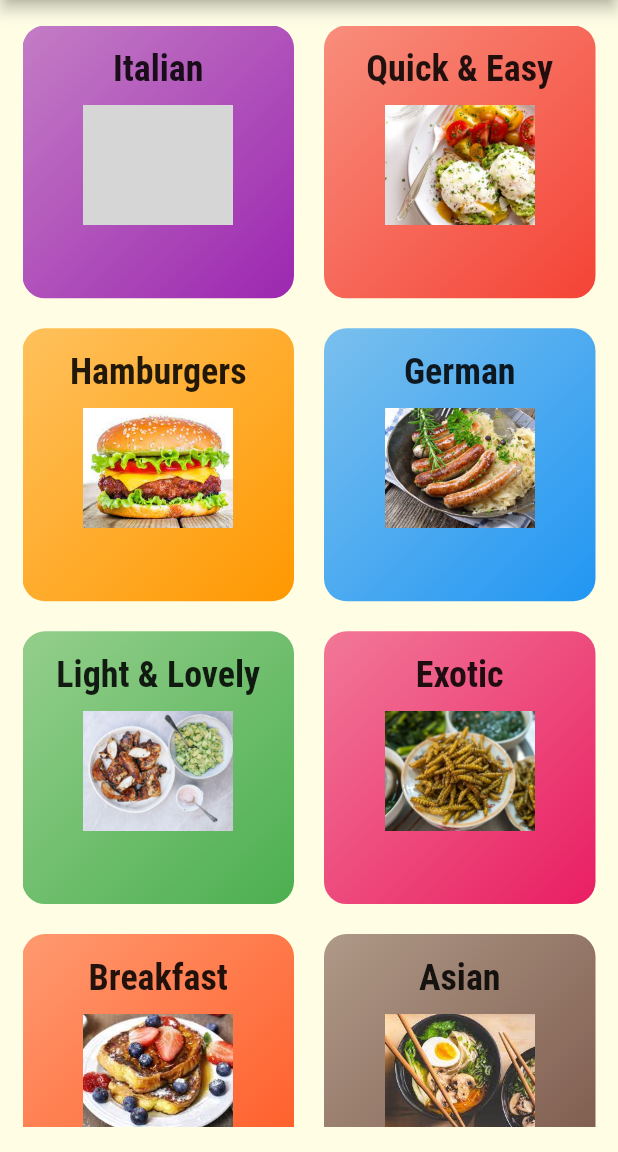
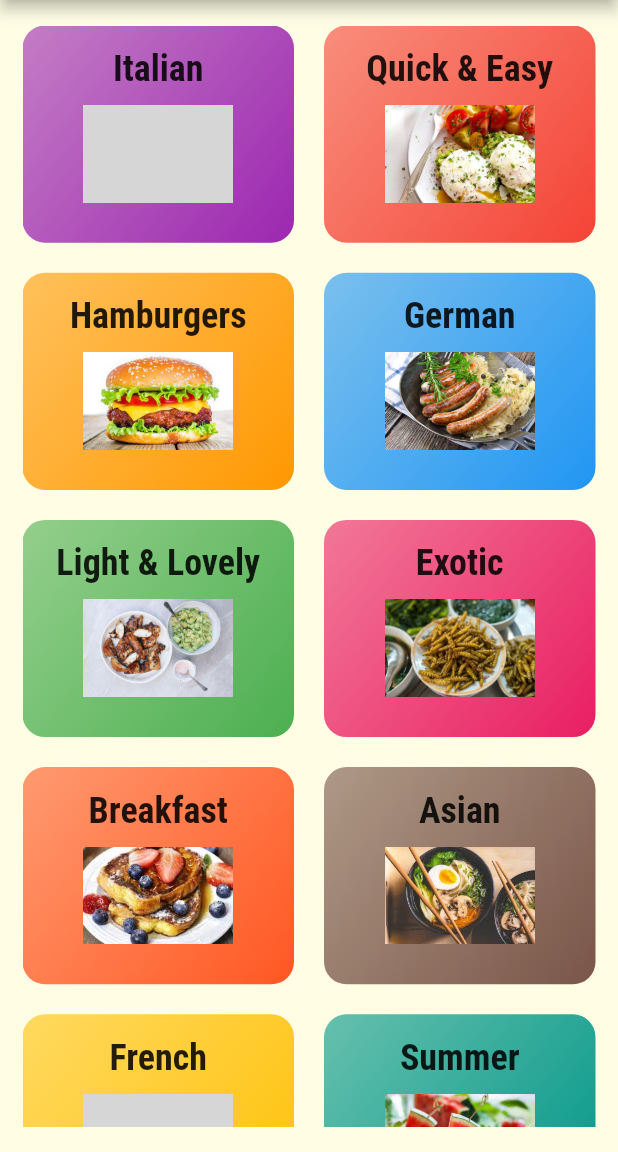
Before and after one commit to agrawalkunal2001/Meal_Dash, a Flutter app: the screen it shows after launch, on a phone screen of 412 x 824 dp, the part 84-1236 px from its top. Run offline on Flutter 3.47's test engine with Material 2 defaults, Android fonts, the phone set to English and light mode, and no system bars; grey boxes are pictures that could not be loaded.

Commit message:
Refactored code

```diff
--- a/lib/category_data.dart
+++ /dev/null
@@ -1,56 +0,0 @@
-import 'package:flutter/material.dart';
-import 'package:meal_dash/models/category.dart';
-
-const categoryData = [
-  Category(
-    id: 'c1',
-    title: 'Italian',
-    color: Colors.purple,
-    image: "assets/images/italian.jpg",
-  ),
-  Category(
-      id: 'c2',
-      title: 'Quick & Easy',
-      color: Colors.red,
-      image: "assets/images/quick.jpg"),
-  Category(
-      id: 'c3',
-      title: 'Hamburgers',
-      color: Colors.orange,
-      image: "assets/images/hamburger.jpg"),
-  Category(
-      id: 'c4',
-      title: 'German',
-      color: Colors.blue,
-      image: "assets/images/german.jpg"),
-  Category(
-      id: 'c5',
-      title: 'Light & Lovely',
-      color: Colors.green,
-      image: "assets/images/light.jpg"),
-  Category(
-      id: 'c6',
-      title: 'Exotic',
-      color: Colors.pink,
-      image: "assets/images/exotic.jpg"),
-  Category(
-      id: 'c7',
-      title: 'Breakfast',
-      color: Colors.deepOrange,
-      image: "assets/images/breakfast.jpg"),
-  Category(
-      id: 'c8',
-      title: 'Asian',
-      color: Colors.brown,
-      image: "assets/images/aisan.jpg"),
-  Category(
-      id: 'c9',
-      title: 'French',
-      color: Colors.amber,
-      image: "assets/images/french.jpg"),
-  Category(
-      id: 'c10',
-      title: 'Summer',
-      color: Colors.teal,
-      image: "assets/images/summer.jpg"),
-];
--- a/lib/main.dart
+++ b/lib/main.dart
@@ -1,6 +1,6 @@
 import 'package:flutter/material.dart';
-import 'package:meal_dash/meal_category_screen.dart';
-import 'categories_screen.dart';
+import 'package:meal_dash/screens/meal_category_screen.dart';
+import 'screens/categories_screen.dart';
 
 void main() {
   runApp(const MyApp());
--- a/lib/meal_category_screen.dart
+++ /dev/null
@@ -1,25 +0,0 @@
-import 'package:flutter/material.dart';
-
-class MealCategoryScreen extends StatelessWidget {
-  static const routeName = "/meal-category";
-  // final String categoryId;
-  // final String categoryTitle;
-
-  // MealCategoryScreen(this.categoryId, this.categoryTitle); // For Navigator.push()
-
-  @override
-  Widget build(BuildContext context) {
-    final routeArgs = ModalRoute.of(context)!.settings.arguments
-        as Map<String, String>; // In CategoryItem, arguments is a map.
-    final categoryId = routeArgs["id"];
-    final categoryTitle = routeArgs["title"];
-    return Scaffold(
-      appBar: AppBar(
-        title: Text(categoryTitle!),
-      ),
-      body: Center(
-        child: Text("Hello"),
-      ),
-    );
-  }
-}
--- a/lib/categories_screen.dart
+++ b/lib/screens/categories_screen.dart
@@ -1,6 +1,6 @@
 import 'package:flutter/material.dart';
-import 'category_item.dart';
-import 'category_data.dart';
+import '../widgets/category_item.dart';
+import '../data.dart';
 
 class CategoriesScreen extends StatelessWidget {
   @override
@@ -14,7 +14,7 @@ class CategoriesScreen extends StatelessWidget {
         child: GridView(
           gridDelegate: SliverGridDelegateWithMaxCrossAxisExtent(
               maxCrossAxisExtent: 300,
-              childAspectRatio: 1.99 / 2 /* Width/height*/,
+              childAspectRatio: 2.5 / 2 /* Width/height*/,
               crossAxisSpacing: 20,
               mainAxisSpacing:
                   20), // Sliver is a scrollable area on the screen. Grid delegate takes care of the structuring of the grid. With max cross axis extent lets us define the max width of each grid item.
--- /dev/null
+++ b/lib/screens/meal_category_screen.dart
@@ -0,0 +1,38 @@
+import 'package:flutter/material.dart';
+import 'package:meal_dash/data.dart';
+import 'package:meal_dash/widgets/meal_item.dart';
+
+class MealCategoryScreen extends StatelessWidget {
+  static const routeName = "/meal-category";
+  // final String categoryId;
+  // final String categoryTitle;
+
+  // MealCategoryScreen(this.categoryId, this.categoryTitle); // For Navigator.push()
+
+  @override
+  Widget build(BuildContext context) {
+    final routeArgs = ModalRoute.of(context)!.settings.arguments
+        as Map<String, String>; // In CategoryItem, arguments is a map.
+    final categoryId = routeArgs["id"];
+    final categoryTitle = routeArgs["title"];
+    final categoryMeal = mealData.where((meal) {
+      return meal.categories.contains(categoryId);
+    }).toList();
+    return Scaffold(
+        appBar: AppBar(
+          title: Text(categoryTitle!),
+        ),
+        body: ListView.builder(
+          itemBuilder: (ctx, index) {
+            return MealItem(
+              title: categoryMeal[index].title,
+              imageURL: categoryMeal[index].imageURL,
+              duration: categoryMeal[index].duration,
+              complexity: categoryMeal[index].complexity,
+              affordability: categoryMeal[index].affordability,
+            );
+          },
+          itemCount: categoryMeal.length,
+        ));
+  }
+}
--- a/lib/category_item.dart
+++ b/lib/widgets/category_item.dart
@@ -1,5 +1,5 @@
 import 'package:flutter/material.dart';
-import 'package:meal_dash/meal_category_screen.dart';
+import 'package:meal_dash/screens/meal_category_screen.dart';
 
 class CategoryItem extends StatelessWidget {
   final String categoryId;
@@ -47,7 +47,7 @@ class CategoryItem extends StatelessWidget {
             Image.asset(
               categoryImage,
               width: 100,
-              height: 80,
+              height: 65,
               fit: BoxFit.cover,
             ),
           ],
```
